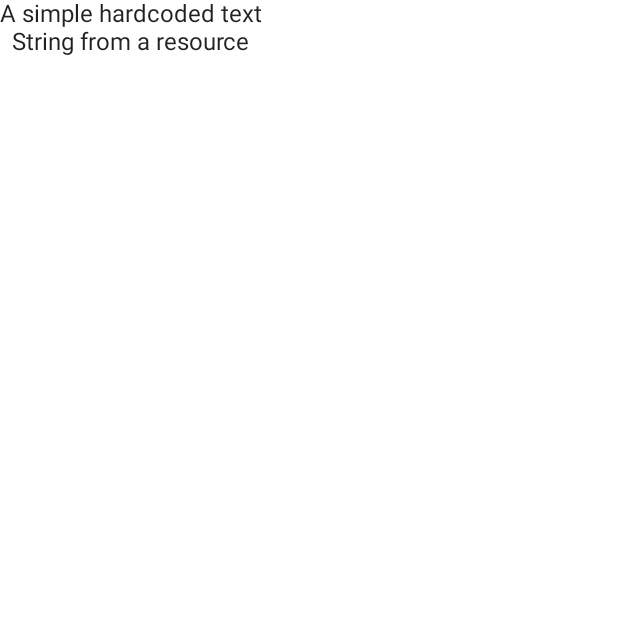
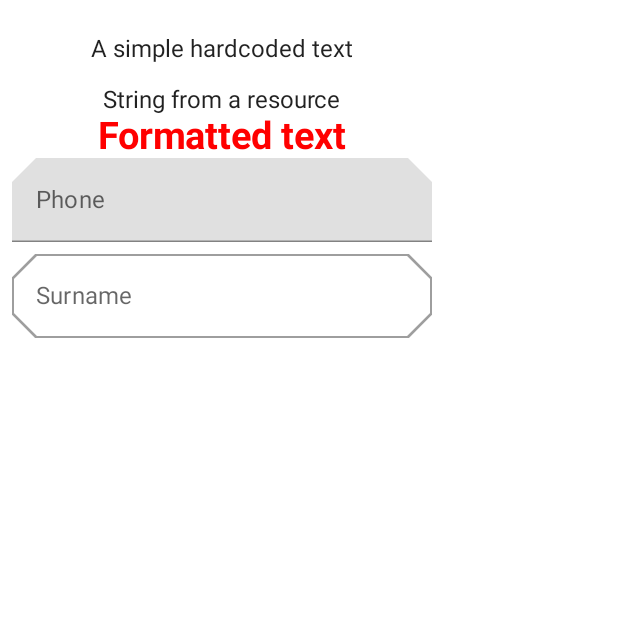
Before and after one commit to philipAson/ComposeVisualElements, an Android app built with Jetpack Compose: the composable TestText shown on its own in the app's theme, on a phone screen of 412 x 824 dp, the top half of it. Run offline under Robolectric (Android 15) with nearby library versions, the phone set to English and light mode, and no system bars.

Commit message:
themesTextImages

```diff
--- a/app/src/main/java/com/example/visualelements/MainActivity.kt
+++ b/app/src/main/java/com/example/visualelements/MainActivity.kt
@@ -27,7 +27,9 @@ class MainActivity : ComponentActivity() {
 //                    TestSizing()
 //                    ExerciseLayout()
 //                    ExLayoutTemp()
-                    TestText()
+//                    TestText()
+//                    TestTheme()
+                    TestImages()
                 }
             }
         }
--- a/app/src/main/java/com/example/visualelements/TestText.kt
+++ b/app/src/main/java/com/example/visualelements/TestText.kt
@@ -1,17 +1,54 @@
 package com.example.visualelements
 
+import androidx.compose.foundation.layout.Arrangement
 import androidx.compose.foundation.layout.Column
+import androidx.compose.foundation.layout.padding
+import androidx.compose.foundation.text.KeyboardOptions
+import androidx.compose.material.OutlinedTextField
 import androidx.compose.material.Text
-import androidx.compose.runtime.Composable
+import androidx.compose.material.TextField
+import androidx.compose.runtime.*
 import androidx.compose.ui.Alignment
+import androidx.compose.ui.Modifier
+import androidx.compose.ui.graphics.Color
 import androidx.compose.ui.res.stringResource
+import androidx.compose.ui.text.font.FontWeight
+import androidx.compose.ui.text.input.KeyboardType
+import androidx.compose.ui.text.input.TextFieldValue
+import androidx.compose.ui.unit.dp
+import androidx.compose.ui.unit.sp
 
 @Composable
 fun TestText() {
-    Column(horizontalAlignment = Alignment.CenterHorizontally) {
+    Column(horizontalAlignment = Alignment.CenterHorizontally, verticalArrangement = Arrangement.SpaceEvenly, modifier = Modifier.padding(8.dp)) {
 
-        Text(text = "A simple hardcoded text")
+        Text(text = "A simple hardcoded text", Modifier.padding(15.dp))
         Text(text = stringResource(id = R.string.hello_text))
+        Text(
+            text = "Formatted text",
+            color = Color.Red,
+            fontSize = 25.sp,
+            fontWeight = FontWeight.Bold
+        )
 
+        val name = remember { mutableStateOf(TextFieldValue("")) }
+//        var name by remember { mutableStateOf(TextFieldValue("")) }
+        TextField(
+            value = name.value,
+            onValueChange = { userInput -> name.value = userInput },
+            label = { Text(text = "Phone")},
+            placeholder = { Text(text = "Your number")},
+            keyboardOptions = KeyboardOptions(keyboardType = KeyboardType.Phone)
+        )
+
+        var surname by remember { mutableStateOf(TextFieldValue("")) }
+
+        OutlinedTextField(
+            value = surname,
+            onValueChange = {surname = it},
+            label = { Text(text = "Surname")},
+            placeholder = { Text(text = "Ex: Andersson")},
+            keyboardOptions = KeyboardOptions(keyboardType = KeyboardType.Text)
+        )
     }
 }
--- a/app/src/main/java/com/example/visualelements/ui/theme/Shape.kt
+++ b/app/src/main/java/com/example/visualelements/ui/theme/Shape.kt
@@ -1,11 +1,15 @@
 package com.example.visualelements.ui.theme
 
+import androidx.compose.foundation.shape.CircleShape
+import androidx.compose.foundation.shape.CutCornerShape
 import androidx.compose.foundation.shape.RoundedCornerShape
 import androidx.compose.material.Shapes
 import androidx.compose.ui.unit.dp
 
 val Shapes = Shapes(
-    small = RoundedCornerShape(4.dp),
+//    small = RoundedCornerShape(8.dp),
+//    small = CircleShape,
+    small = CutCornerShape(16.dp),
     medium = RoundedCornerShape(4.dp),
     large = RoundedCornerShape(0.dp)
 )
--- a/app/src/main/java/com/example/visualelements/ui/theme/Theme.kt
+++ b/app/src/main/java/com/example/visualelements/ui/theme/Theme.kt
@@ -5,6 +5,7 @@ import androidx.compose.material.MaterialTheme
 import androidx.compose.material.darkColors
 import androidx.compose.material.lightColors
 import androidx.compose.runtime.Composable
+import androidx.compose.ui.graphics.Color
 
 private val DarkColorPalette = darkColors(
     primary = Purple200,
@@ -13,7 +14,7 @@ private val DarkColorPalette = darkColors(
 )
 
 private val LightColorPalette = lightColors(
-    primary = Purple500,
+    primary = Color.LightGray,
     primaryVariant = Purple700,
     secondary = Teal200
 
```
Also changed, not shown: app/src/main/java/com/example/visualelements/TestImages.kt (added, +25 -0 lines), app/src/main/java/com/example/visualelements/TestTheme.kt (added, +31 -0 lines), app/src/main/res/drawable/me_munin_quinn.jpeg (added).
